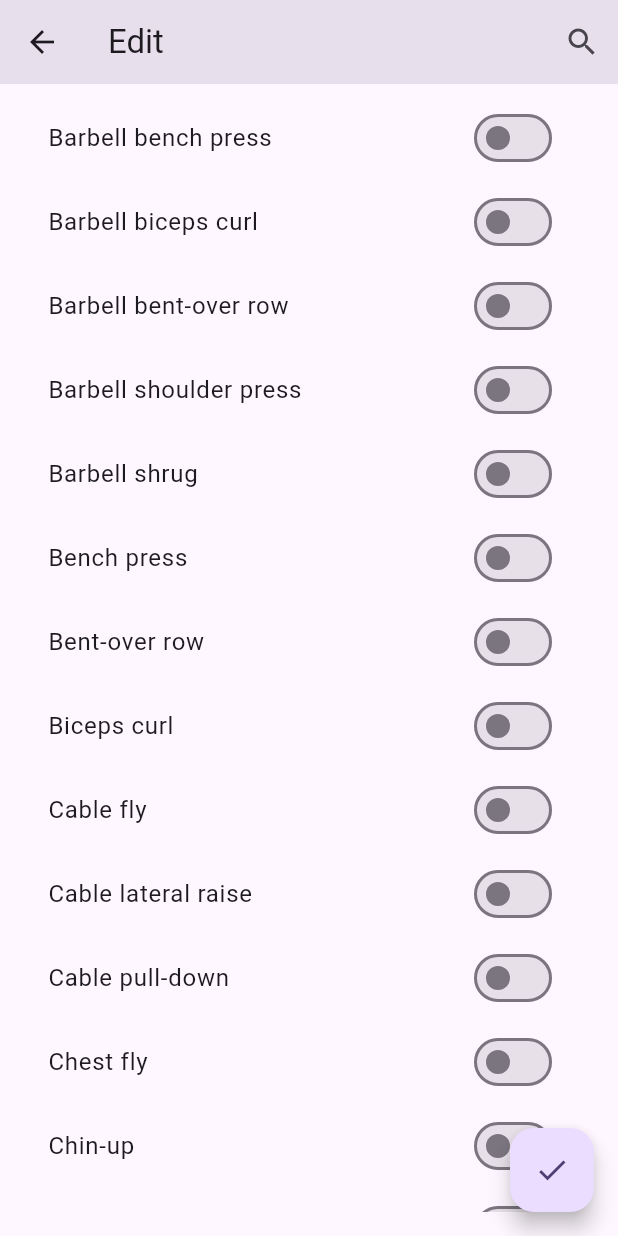
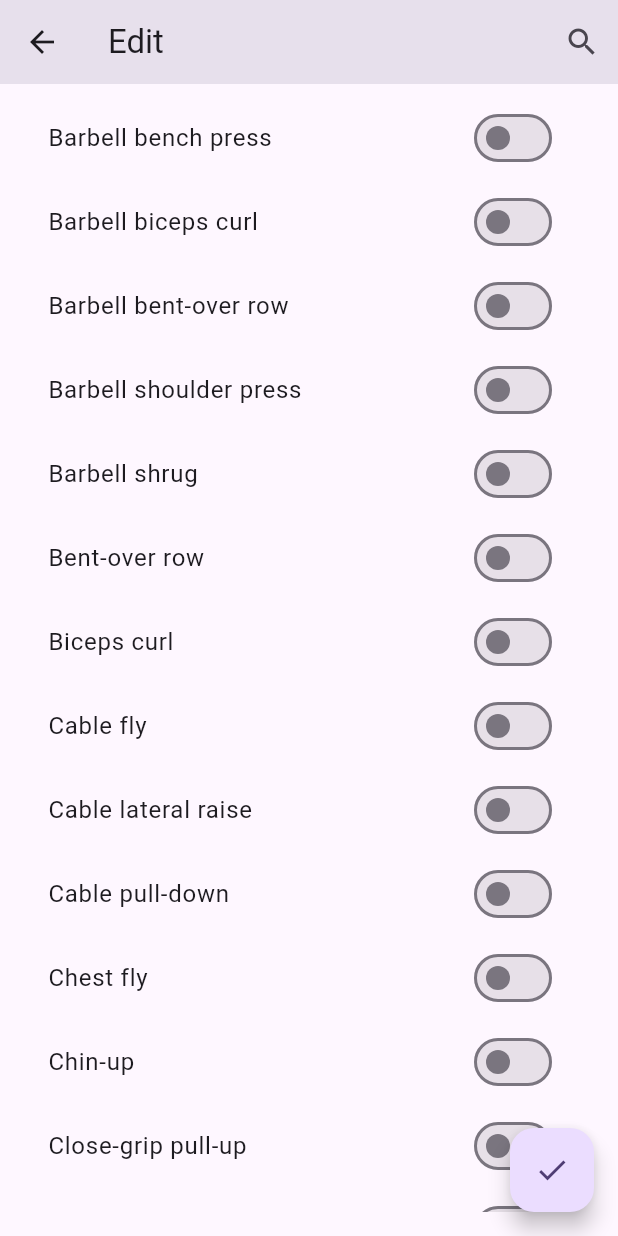
Before and after one commit to keen71126/flutter-fitness, a Flutter app: the EditPlanPage screen opened directly, scrolled down 576 dp, on a phone screen of 412 x 824 dp. Run offline on Flutter 3.47's test engine with Material 3 defaults, Android fonts, the phone set to English and light mode, and no system bars; our stand-ins replace csv, drift, file_picker, fl_chart, sqlite3_flutter_libs; missing offline and left inert: sqlite3; accounts and stored records are empty; generated files the repository leaves out were written again.

Commit message:
Edit exercises

```diff
--- a/lib/constants.dart
+++ b/lib/constants.dart
@@ -16,7 +16,6 @@ const exercises = [
   'Barbell bent-over row',
   'Barbell shoulder press',
   'Barbell shrug',
-  'Bench press',
   'Bent-over row',
   'Biceps curl',
   'Cable fly',
@@ -49,6 +48,7 @@ const exercises = [
   'Leg raise',
   'Lunge',
   'Narrow-grip push-up',
+  'Neck curl',
   'Overhead triceps extension',
   'Preacher curl',
   'Pull-down',
```
